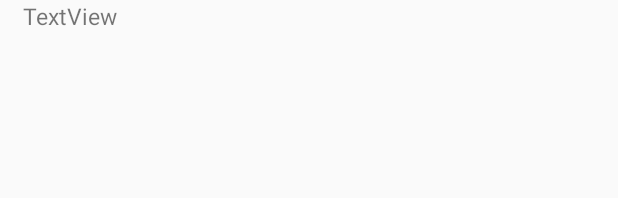
After one commit to hube24/Organiser, an Android app: the layout sugestion_element.xml on its own in the app's theme, with its tools: preview values and no code run, on a phone screen of 412 x 824 dp. The commit adds this screen. Shown: the top 198 px of the screen. Run offline under Robolectric (Android 15) with nearby library versions, the phone set to English and light mode, and no system bars.

Commit message:
Dodane sugestie :)

```diff
--- a/app/src/main/java/com/example/hubert/organiser/DataBase.java
+++ b/app/src/main/java/com/example/hubert/organiser/DataBase.java
@@ -76,8 +76,7 @@ public class DataBase extends SQLiteOpenHelper{
         }
         return task;
     }
-    public Cursor getTasks(){ //dodac setNames jako wartość
-        String[] setNames = {"id","title","description","priority","day","month","year"};
+    public Cursor getTasks(String[] setNames){ //dodac setNames jako wartość
         SQLiteDatabase db = getReadableDatabase();
         Cursor ret = db.query("tasks",setNames,null,null,null,null,null);
         return ret;
--- a/app/src/main/java/com/example/hubert/organiser/Tasks.java
+++ b/app/src/main/java/com/example/hubert/organiser/Tasks.java
@@ -59,7 +59,8 @@ public class Tasks extends Application{
     }
     public void loadTasks(){
         DataBase db = new DataBase(getApplicationContext());
-        Cursor el = db.getTasks();
+        String[] setNames = {"id","title","description","priority","day","month","year"};
+        Cursor el = db.getTasks(setNames);
         while (el.moveToNext()){
             Task ntask = new Task();
             ntask.setTask(el.getInt(0), el.getString(1), el.getString(2), el.getInt(3), el.getInt(4), el.getInt(5), el.getInt(6) );
@@ -67,7 +68,8 @@ public class Tasks extends Application{
         }
         sortTasks();
         updateList();
-        db.close();
+
+
     }
 
     private void debug()
--- /dev/null
+++ b/app/src/main/res/drawable/borderbottom.xml
@@ -0,0 +1,13 @@
+<?xml version="1.0" encoding="utf-8"?>
+<layer-list xmlns:android="http://schemas.android.com/apk/res/android">
+    <item>
+        <shape android:shape="rectangle">
+            <solid android:color="#193441" />
+        </shape>
+    </item>
+    <item android:bottom="1dp" >
+        <shape android:shape="rectangle">
+            <solid android:color="#D1DBBD" />
+        </shape>
+    </item>
+</layer-list>
--- a/app/src/main/res/layout/create_task_screen.xml
+++ b/app/src/main/res/layout/create_task_screen.xml
@@ -21,7 +21,7 @@
             android:layout_centerHorizontal = "true"
             >
 
-            <EditText
+            <AutoCompleteTextView
                 android:layout_width="match_parent"
                 android:layout_height="wrap_content"
                 android:inputType="textPersonName"
@@ -40,7 +40,7 @@
                 android:layout_marginTop="10dp"
                 />
 
-            <EditText
+            <AutoCompleteTextView
                 android:layout_width="match_parent"
                 android:layout_height="wrap_content"
                 android:inputType="textMultiLine"
@@ -146,5 +146,4 @@
 
         </LinearLayout>
     </ScrollView>
-
 </RelativeLayout>
--- /dev/null
+++ b/app/src/main/res/layout/sugestion_element.xml
@@ -0,0 +1,17 @@
+<?xml version="1.0" encoding="utf-8"?>
+<LinearLayout xmlns:android="http://schemas.android.com/apk/res/android"
+    android:orientation="vertical" android:layout_width="match_parent"
+    android:layout_height="match_parent"
+    android:weightSum="1">
+
+    <TextView
+        android:text="TextView"
+        android:layout_width="match_parent"
+        android:layout_height="wrap_content"
+        android:id="@+id/textViewElement"
+        android:textSize="15sp"
+        android:layout_marginBottom="10dp"
+        android:paddingLeft="15dp"
+        android:paddingRight="15dp"/>
+    <!--android:background="@drawable/borderbottom" -->
+</LinearLayout>
```
Also changed, not shown: app/src/main/java/com/example/hubert/organiser/CreateTaskScreen.java (+26 -5 lines), 2 other files.
